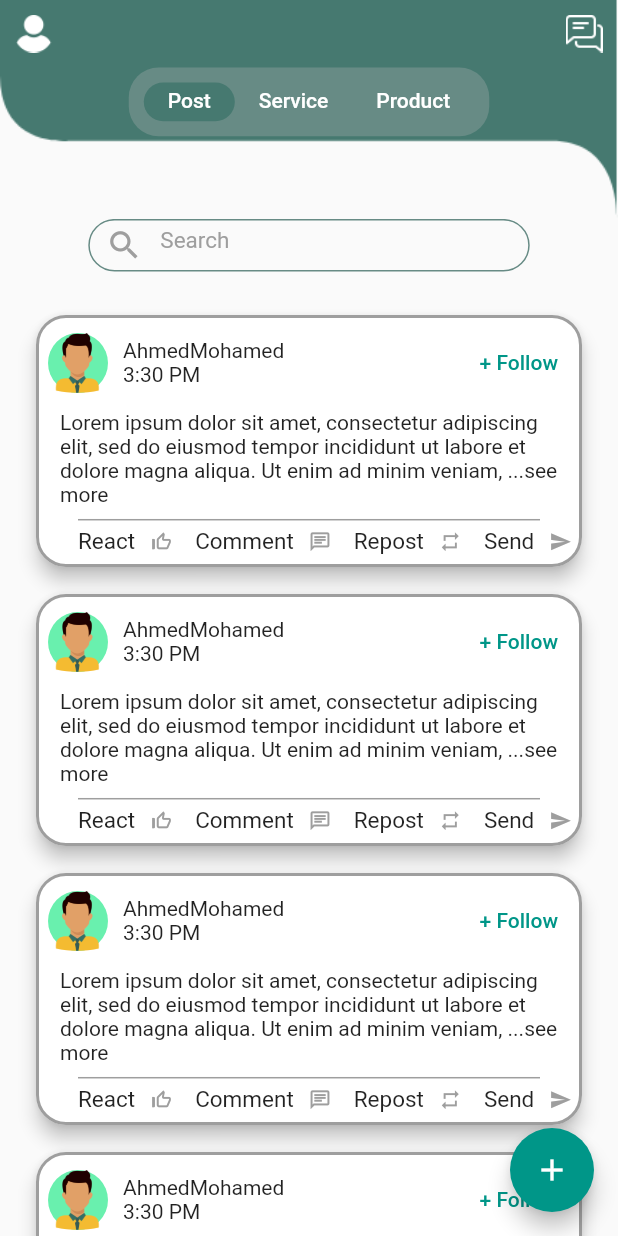
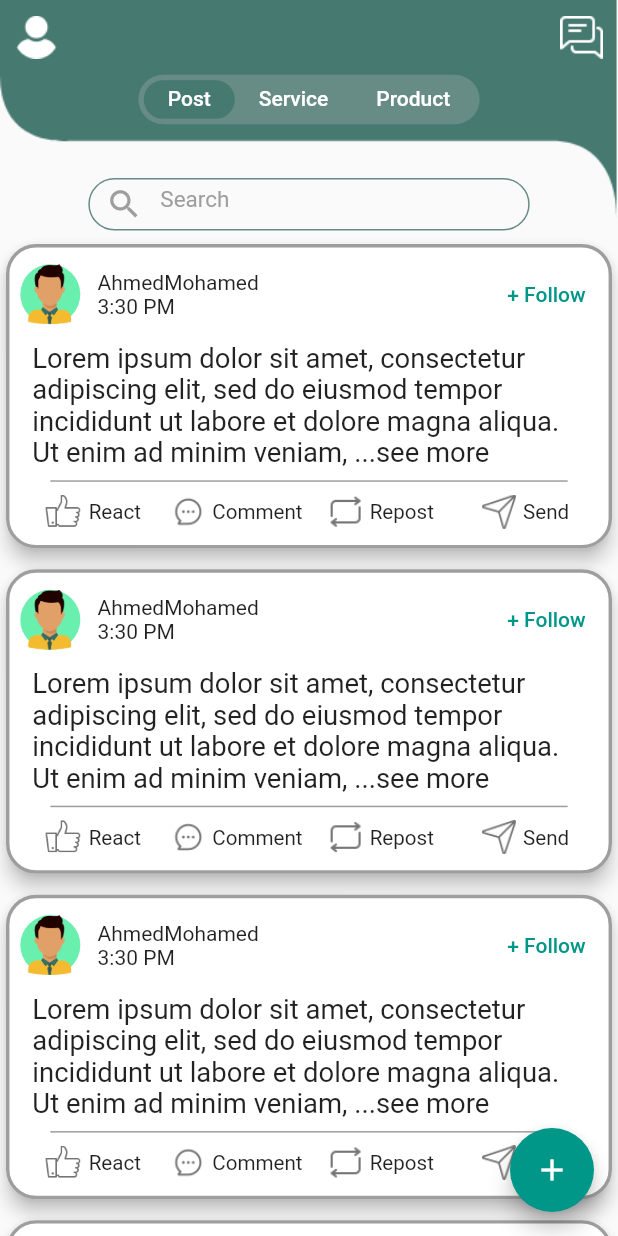
Before and after one commit to AhmedAyman26/studentHub, a Flutter app: the HomeLayout screen opened directly, on a phone screen of 412 x 824 dp. Run offline on Flutter 3.47's test engine with Material 2 defaults, Android fonts, the light colour scheme and no system bars; our stand-ins replace awesome_dialog, bloc, cloud_firestore, conditional_builder, device_preview, dio and 10 more; missing offline and left inert: favorite_button, flutter_onboard; accounts and stored records are empty.

Commit message:
responsiveHomeScreen

```diff
--- a/lib/main.dart
+++ b/lib/main.dart
@@ -1,7 +1,9 @@
+import 'package:device_preview/device_preview.dart';
 import 'package:dio/dio.dart';
 import 'package:firebase_core/firebase_core.dart';
 import 'package:flutter/material.dart';
 import 'package:flutter_bloc/flutter_bloc.dart';
+import 'package:flutter_screenutil/flutter_screenutil.dart';
 import 'package:graduation/bloc_observer.dart';
 import 'package:graduation/data/web_services/dio_helper.dart';
 import 'package:graduation/logic/cubit/cubit.dart';
@@ -32,7 +34,7 @@ void main()async {
   //   isLogin=true;
   // }
   // print(isLogin.toString());
-  runApp(const MyApp());
+  runApp(DevicePreview(builder:(context)=> const MyApp()));
 }
 
 class MyApp extends StatelessWidget {
@@ -43,13 +45,22 @@ class MyApp extends StatelessWidget {
   Widget build(BuildContext context) {
     return BlocProvider(
       create: (context) => GraduationCubit(),
-      child: MaterialApp(
-        theme: ThemeData(
-          primaryColor: Colors.teal,
-          primarySwatch: Colors.teal
-        ),
-        debugShowCheckedModeBanner: false,
-        home: OnBoardingScreen(),
+      child: ScreenUtilInit(
+        designSize: const Size(360, 690),
+        minTextAdapt: true,
+        splitScreenMode: true,
+        builder: (context,child)
+        {
+          return MaterialApp(
+            builder: DevicePreview.appBuilder,
+            theme: ThemeData(
+                primaryColor: Colors.teal,
+                primarySwatch: Colors.teal
+            ),
+            debugShowCheckedModeBanner: false,
+            home: HomeLayout(),
+          );
+        },
       ),
     );
   }
--- a/lib/presentation/screens/Home.dart
+++ b/lib/presentation/screens/Home.dart
@@ -1,8 +1,11 @@
 import 'package:flutter/material.dart';
+import 'package:flutter_screenutil/flutter_screenutil.dart';
 import 'package:graduation/presentation/screens/chats/home_chat.dart';
 import 'package:graduation/presentation/screens/posts/posts_screen.dart';
 import 'package:graduation/presentation/screens/proucts/product_categories.dart';
 import 'package:graduation/presentation/screens/services/services_Screen.dart';
+
+import '../widgets/search_widget.dart';
 
 class HomeLayout extends StatefulWidget {
   const HomeLayout({Key? key}) : super(key: key);
@@ -39,12 +42,14 @@ class _HomeLayoutState extends State<HomeLayout> {
                 Stack(
                   children:
                   [
-                    Image(
-                      image: AssetImage("assets/images/path.png"),
+                    Container(
+                      width: double.infinity.w,
+                      child: Image(
+                        fit: BoxFit.cover,
+                        image: AssetImage("assets/images/path.png"),
+                      ),
                     ),
                     Column(
-                      mainAxisSize: MainAxisSize.min,
-                      mainAxisAlignment: MainAxisAlignment.start,
                       children:
                       [
                         Row(
@@ -52,8 +57,8 @@ class _HomeLayoutState extends State<HomeLayout> {
                           [
                             InkWell(
                               child: Container(
-                                width: 25,
-                                height: 25,
+                                width: 25.w,
+                                height: 25.h,
                                 margin: EdgeInsets.all(10),
                                 child: Image.asset(
                                   "assets/images/user (2).png",
@@ -68,8 +73,8 @@ class _HomeLayoutState extends State<HomeLayout> {
                                 Navigator.push(context, MaterialPageRoute(builder: (context)=>ChatHomeScreen()));
                               },
                               child: Container(
-                                width: 25,
-                                height: 25,
+                                width: 25.w,
+                                height: 25.h,
                                 margin: EdgeInsets.all(10),
                                 child: Image.asset(
                                   "assets/images/chat (2).png",
@@ -79,8 +84,8 @@ class _HomeLayoutState extends State<HomeLayout> {
                           ],
                         ),
                         Container(
-                          padding: EdgeInsets.all(10),
-                          height: MediaQuery.of(context).size.height / 18,
+                          padding: EdgeInsets.all(3.h),
+                          height: MediaQuery.of(context).size.height / 25,
                           decoration: BoxDecoration(
                               color: Color.fromRGBO(103, 139, 133, 1.0),
                               borderRadius: BorderRadius.circular(20.0)),
@@ -88,13 +93,17 @@ class _HomeLayoutState extends State<HomeLayout> {
                             isScrollable: true,
                             indicator: BoxDecoration(
                               color: Color.fromRGBO(70, 121, 112, 1.0),
-                              borderRadius: BorderRadius.circular(15.0),
+                              borderRadius: BorderRadius.circular(15.0.w),
                             ),
                             labelColor: Colors.white,
                             unselectedLabelColor: Colors.white,
                             tabs: tabs,
                           ),
                         ),
+                        SizedBox(
+                          height: 30.h,
+                        ),
+                        search_widget(),
                       ],
                     )
                   ],
--- a/lib/presentation/screens/posts/posts_screen.dart
+++ b/lib/presentation/screens/posts/posts_screen.dart
@@ -1,4 +1,5 @@
 import 'package:flutter/material.dart';
+import 'package:flutter_screenutil/flutter_screenutil.dart';
 import 'package:graduation/presentation/widgets/search_widget.dart';
 import 'package:graduation/shared/widgets.dart';
 
@@ -11,16 +12,12 @@ class PostsScreen extends StatelessWidget {
       body: SingleChildScrollView(
         child: Column(
           children: [
-            search_widget(),
-            SizedBox(
-              height: 20,
-            ),
             ListView.separated(
               physics: NeverScrollableScrollPhysics(),
               shrinkWrap: true,
               itemBuilder: (context,index)=>PostCard(),
               separatorBuilder: (context,index)=>SizedBox(
-                height: 10,
+                height: 5.h,
               ),
               itemCount: 10,
             ),
@@ -37,24 +34,19 @@ class PostsScreen extends StatelessWidget {
   }
 
   Widget PostCard() {
-    return Padding(
-      padding: const EdgeInsets.only(
-          left: 20,
-          right: 20
-      ),
-      child: Card(
+    return Card(
       elevation: 5,
       shape: RoundedRectangleBorder(
           side: BorderSide(
               color: Colors.grey[500]!,
-                width: 2
+              width: 2.w
           ),
           borderRadius: BorderRadius.circular(
             20,
           )
       ),
       child: Padding(
-          padding: const EdgeInsets.all(8.0),
+        padding:  EdgeInsets.all(8.0.h),
         child: Column(
           children: [
             Row(
@@ -69,8 +61,8 @@ class PostsScreen extends StatelessWidget {
                     ),
                   ),
                 ),
-                  const SizedBox(
-                    width: 10,
+                 SizedBox(
+                  width: 10.w,
                 ),
                 Column(
                   crossAxisAlignment: CrossAxisAlignment.start,
@@ -95,119 +87,56 @@ class PostsScreen extends StatelessWidget {
             Padding(
               padding: const EdgeInsets.all(8.0),
               child: Text(
-                    'Lorem ipsum dolor sit amet, consectetur adipiscing elit, sed do eiusmod tempor incididunt ut labore et dolore magna aliqua. Ut enim ad minim veniam, ...see more'
+                  'Lorem ipsum dolor sit amet, consectetur adipiscing elit, sed do eiusmod tempor incididunt ut labore et dolore magna aliqua. Ut enim ad minim veniam, ...see more',style: TextStyle(
+                fontSize: 16.sp
+              ),
               ),
             ),
 myDivider(),
             Padding(
               padding: const EdgeInsets.only(
                   top: 5,
-                    left: 20
               ),
               child: Row(
                 children:
                 [
-                    InkWell(
-                      onTap: (){},
-                      child: Row(
-                        children:
-                        [
-                          Text(
-                            'React',
-                            style: TextStyle(
-                                fontSize: 15
-                            ),
-                          ),
-                          SizedBox(
-                            width: 10,
-                          ),
-                          Icon(
-                              color: Colors.grey,
-                              size: 15,
-                              Icons.thumb_up_off_alt
+                  PostButton(icon: ImageIcon(AssetImage("assets/images/like.png"),size: 22.w,color: Colors.grey[600],), label: 'React', onTap: (){}),
+                  PostButton(icon: ImageIcon(AssetImage("assets/images/comment.png"),size: 20.w,color: Colors.grey[600],), label: 'Comment', onTap: (){}),
+                  PostButton(icon: ImageIcon(AssetImage("assets/images/repost.png"),size: 20.w,color: Colors.grey[600],), label: 'Repost', onTap: (){}),
+                  PostButton(icon: ImageIcon(AssetImage("assets/images/send.png"),size: 20.w,color: Colors.grey[600],), label: 'Send', onTap: (){}),
+
+                ],
               )
-                        ],
-                      ),
-                    ),
-                    SizedBox(
-                      width: 15,
-                    ),
-                    InkWell(
-                      onTap: (){},
-                      child: Row(
-                        children:
-                        [
-                          Text(
-                            'Comment',
-                            style: TextStyle(
-                                fontSize: 15
-                            ),
-                          ),
-                          SizedBox(
-                            width: 10,
-                          ),
-                          Icon(
-                              color: Colors.grey,
-                              size: 15,
-                              Icons.chat_outlined
-                          )
-                        ],
-                      ),
-                    ),
-                    SizedBox(
-                      width: 15,
-                    ),
-                    InkWell(
-                      onTap: (){},
-                      child: Row(
-                        children:
-                        [
-                          Text(
-                            'Repost',
-                            style: TextStyle(
-                                fontSize: 15
-                            ),
-                          ),
-                          SizedBox(
-                            width: 10,
-                          ),
-                          Icon(
-                              color: Colors.grey,
-                              size: 15,
-                              Icons.repeat_outlined
-                          )
-                        ],
-                      ),
-                    ),
-                    SizedBox(
-                      width: 15,
-                    ),
-                    InkWell(
-                      onTap: (){},
-                      child: Row(
-                        children:
-                        [
-                          Text(
-                            'Send',
-                            style: TextStyle(
-                                fontSize: 15
-                            ),
-                          ),
-                          SizedBox(
-                            width: 10,
-                          ),
-                          Icon(
-                              color: Colors.grey,
-                              size: 15,
-                              Icons.send
-                          )
-                        ],
-                      ),
             ),
           ],
         ),
       ),
+    );
+  }
+}
+class PostButton extends StatelessWidget {
+  const PostButton({Key? key, required this.icon, required this.label, required this.onTap}) : super(key: key);
+  final ImageIcon icon;
+  final String label;
+  final Function() onTap;
+  @override
+  Widget build(BuildContext context) {
+    return Expanded(
+      child: Material(
+        color: Colors.white,
+        child: InkWell(
+          onTap: onTap,
+          child: Container(
+            height: 25.h,
+            child: Row(
+              mainAxisAlignment: MainAxisAlignment.center,
+              children:
+              [
+                icon,
+                 SizedBox(width: 4.0.w,),
+                Text(label,style: TextStyle(fontSize: 12.sp),)
               ],
+            ),
           ),
         ),
       ),
--- a/lib/presentation/screens/proucts/product_categories.dart
+++ b/lib/presentation/screens/proucts/product_categories.dart
@@ -28,7 +28,6 @@ class product_categories_screen extends StatelessWidget {
     return Scaffold(
       body: Column(
         children: [
-          search_widget(),
           Expanded(
             child: ListView.builder(
               itemCount: name.length,
--- a/lib/presentation/screens/services/services_Screen.dart
+++ b/lib/presentation/screens/services/services_Screen.dart
@@ -39,7 +39,6 @@ class service_screen extends StatelessWidget {
     return Scaffold(
         body:Column(
           children: [
-            search_widget(),
             Expanded(
               child: ListView.builder(
                 itemCount:name.length,
--- a/pubspec.yaml
+++ b/pubspec.yaml
@@ -56,7 +56,8 @@ dependencies:
   firebase_storage: ^11.0.11
   file_picker: ^5.2.6
   video_player: ^2.6.0
-
+  device_preview:
+  flutter_screenutil: ^5.7.0
 dev_dependencies:
   flutter_test:
     sdk: flutter
@@ -82,6 +83,7 @@ flutter:
   # To add assets to your application, add an assets section, like this:
   assets:
     - assets/images/
+    - assets/images/like.png
 
   # An image asset can refer to one or more resolution-specific "variants", see
   # https://flutter.dev/assets-and-images/#resolution-aware
```
Also changed, not shown: assets/images/comment.png (added), assets/images/like.png (added), assets/images/repost.png (added), assets/images/send.png (added), pubspec.lock. Lines whose indentation alone changed are shown as unchanged.
